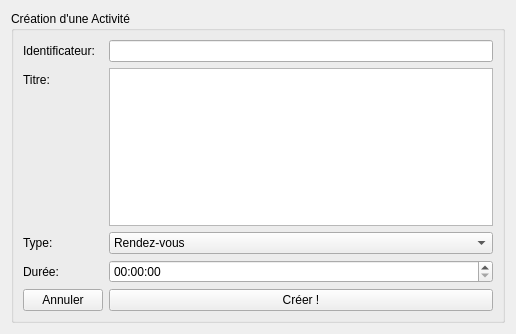
First picture: the form in Project_Calendar/GUI/ajouteractivite.ui, repository Stardust1002/Project_Calendar, before the edit.
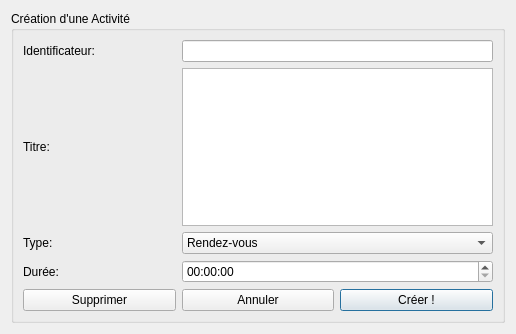
Second picture: the form after the edit.

The edit to the form file:
```diff
--- a/Project_Calendar/GUI/ajouteractivite.ui
+++ b/Project_Calendar/GUI/ajouteractivite.ui
@@ -19,7 +19,28 @@
      <property name="title">
       <string>Création d'une Activité</string>
      </property>
-     <layout class="QFormLayout" name="formLayout">
+     <layout class="QGridLayout" name="gridLayout">
+      <item row="3" column="0">
+       <widget class="QLabel" name="label_3">
+        <property name="text">
+         <string>Durée:</string>
+        </property>
+       </widget>
+      </item>
+      <item row="2" column="1" colspan="2">
+       <widget class="QComboBox" name="type">
+        <item>
+         <property name="text">
+          <string>Rendez-vous</string>
+         </property>
+        </item>
+        <item>
+         <property name="text">
+          <string>Réunion</string>
+         </property>
+        </item>
+       </widget>
+      </item>
       <item row="0" column="0">
        <widget class="QLabel" name="label">
         <property name="text">
@@ -27,17 +48,17 @@
         </property>
        </widget>
       </item>
-      <item row="0" column="1">
-       <widget class="QLineEdit" name="identificateur"/>
-      </item>
-      <item row="1" column="0">
-       <widget class="QLabel" name="label_2">
-        <property name="text">
-         <string>Titre:</string>
+      <item row="3" column="1" colspan="2">
+       <widget class="QTimeEdit" name="duree">
+        <property name="showGroupSeparator" stdset="0">
+         <bool>false</bool>
+        </property>
+        <property name="calendarPopup">
+         <bool>true</bool>
         </property>
        </widget>
       </item>
-      <item row="1" column="1">
+      <item row="1" column="1" colspan="2">
        <widget class="QPlainTextEdit" name="titre">
         <property name="minimumSize">
          <size>
@@ -47,6 +68,16 @@
         </property>
        </widget>
       </item>
+      <item row="1" column="0">
+       <widget class="QLabel" name="label_2">
+        <property name="text">
+         <string>Titre:</string>
+        </property>
+       </widget>
+      </item>
+      <item row="0" column="1" colspan="2">
+       <widget class="QLineEdit" name="identificateur"/>
+      </item>
       <item row="2" column="0">
        <widget class="QLabel" name="label_4">
         <property name="text">
@@ -54,49 +85,28 @@
         </property>
        </widget>
       </item>
-      <item row="2" column="1">
-       <widget class="QComboBox" name="type">
-        <item>
-         <property name="text">
-          <string>Rendez-vous</string>
-         </property>
-        </item>
-        <item>
-         <property name="text">
-          <string>Réunion</string>
-         </property>
-        </item>
-       </widget>
-      </item>
-      <item row="3" column="0">
-       <widget class="QLabel" name="label_3">
-        <property name="text">
-         <string>Durée:</string>
-        </property>
-       </widget>
-      </item>
-      <item row="3" column="1">
-       <widget class="QTimeEdit" name="duree">
-        <property name="showGroupSeparator" stdset="0">
-         <bool>false</bool>
-        </property>
-        <property name="calendarPopup">
-         <bool>true</bool>
-        </property>
-       </widget>
-      </item>
       <item row="4" column="0">
+       <widget class="QPushButton" name="pushButton_2">
+        <property name="text">
+         <string>Supprimer</string>
+        </property>
+       </widget>
+      </item>
+      <item row="4" column="1">
        <widget class="QPushButton" name="annuler">
         <property name="text">
          <string>Annuler</string>
         </property>
        </widget>
       </item>
-      <item row="4" column="1">
+      <item row="4" column="2">
        <widget class="QPushButton" name="pushButton">
         <property name="text">
          <string>Créer !</string>
         </property>
+        <property name="default">
+         <bool>true</bool>
+        </property>
        </widget>
       </item>
      </layout>
```
